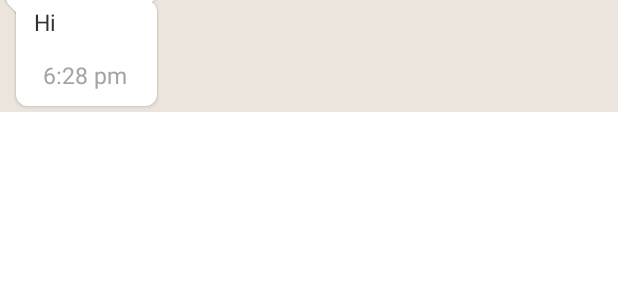
After one commit to Mingaleev-D/ToChatClone, an Android app: the layout item_incoming_message.xml on its own in the app's theme, with its tools: preview values and no code run, on a phone screen of 412 x 824 dp. The commit adds this screen. Shown: the top 300 px of the screen. Run offline under Robolectric (Android 15) with nearby library versions, the phone set to English and light mode, and no system bars.

Commit message:
макеты сообщения

```diff
--- /dev/null
+++ b/app/src/main/res/drawable/shape_incoming_message.xml
@@ -0,0 +1,107 @@
+<?xml version="1.0" encoding="utf-8"?>
+<layer-list xmlns:android="http://schemas.android.com/apk/res/android">
+
+  <!--Shadow Layers-->
+
+  <item>
+    <rotate
+      android:fromDegrees="-45"
+      android:pivotX="0%"
+      android:pivotY="0%"
+      android:toDegrees="0">
+      <shape android:shape="rectangle">
+        <corners android:radius="4dp"/>
+        <padding
+          android:bottom="1px"
+          android:left="1px"
+          android:right="1px"/>
+        <solid android:color="#01000000" />
+      </shape>
+    </rotate>
+  </item>
+  <item android:left="8dp">
+    <shape android:shape="rectangle">
+      <padding
+        android:bottom="1px"
+        android:left="1px"
+        android:right="1px"/>
+      <solid android:color="#01000000" />
+      <corners android:radius="8dp" />
+    </shape>
+  </item>
+
+  <!--===============-->
+  <item>
+    <rotate
+      android:fromDegrees="-45"
+      android:pivotX="0%"
+      android:pivotY="0%"
+      android:toDegrees="0">
+      <shape android:shape="rectangle">
+        <corners android:radius="4dp"/>
+        <padding
+          android:bottom="1px" />
+        <solid android:color="#09000000" />
+      </shape>
+    </rotate>
+  </item>
+  <item android:left="8dp">
+    <shape android:shape="rectangle">
+      <padding
+        android:bottom="1px" />
+      <solid android:color="#09000000" />
+      <corners android:radius="8dp" />
+    </shape>
+  </item>
+
+  <!--===============-->
+
+  <item>
+    <rotate
+      android:fromDegrees="-45"
+      android:pivotX="0%"
+      android:pivotY="0%"
+      android:toDegrees="0">
+      <shape android:shape="rectangle">
+        <corners android:radius="4dp"/>
+        <padding
+          android:bottom="1px"
+          android:left="1px"
+          android:right="1px"/>
+        <solid android:color="#10000000" />
+      </shape>
+    </rotate>
+  </item>
+  <item android:left="8dp">
+    <shape android:shape="rectangle">
+      <padding
+        android:bottom="1px"
+        android:left="1px"
+        android:right="1px"/>
+      <solid android:color="#10000000" />
+      <corners android:radius="8dp" />
+    </shape>
+  </item>
+
+  <!--ForeGround-->
+
+  <item>
+    <rotate
+      android:fromDegrees="-45"
+      android:pivotX="0%"
+      android:pivotY="0%"
+      android:toDegrees="0">
+      <shape android:shape="rectangle">
+        <corners android:radius="4dp"/>
+        <solid android:color="@color/white" />
+      </shape>
+    </rotate>
+  </item>
+  <item android:left="8dp">
+    <shape android:shape="rectangle">
+      <solid android:color="@color/white" />
+      <corners android:radius="8dp" />
+    </shape>
+  </item>
+
+</layer-list>
--- a/app/src/main/res/layout/fragment_dash_board.xml
+++ b/app/src/main/res/layout/fragment_dash_board.xml
@@ -21,6 +21,7 @@
     android:id="@+id/dashViewPager"
     android:layout_width="0dp"
     android:layout_height="0dp"
+    android:overScrollMode="never"
     app:layout_constraintBottom_toBottomOf="parent"
     app:layout_constraintEnd_toEndOf="parent"
     app:layout_constraintStart_toStartOf="parent"
--- /dev/null
+++ b/app/src/main/res/layout/item_incoming_message.xml
@@ -0,0 +1,60 @@
+<?xml version="1.0" encoding="utf-8"?>
+<androidx.constraintlayout.widget.ConstraintLayout
+  xmlns:android="http://schemas.android.com/apk/res/android"
+  xmlns:app="http://schemas.android.com/apk/res-auto"
+  xmlns:tools="http://schemas.android.com/tools"
+  android:layout_width="match_parent"
+  android:layout_height="wrap_content"
+  tools:background="@color/white_chocolate">
+
+  <androidx.constraintlayout.widget.ConstraintLayout
+    android:id="@+id/clIncomingMessage"
+    android:layout_width="0dp"
+    android:layout_height="wrap_content"
+    app:layout_constraintStart_toStartOf="parent"
+    app:layout_constraintTop_toTopOf="parent"
+    app:layout_constraintWidth_max="wrap"
+    app:layout_constraintWidth_percent="0.8"
+    android:background="@drawable/shape_incoming_message">
+
+    <TextView
+      android:id="@+id/tvMessage"
+      android:layout_width="wrap_content"
+      android:layout_height="wrap_content"
+      android:lineSpacingExtra="2dp"
+      android:textSize="15sp"
+      android:paddingStart="20dp"
+      android:paddingTop="4dp"
+      android:paddingEnd="10dp"
+      android:paddingBottom="10dp"
+      tools:text="Hi"
+      android:autoLink="web"
+      android:textColor="@color/textOnLight"
+      app:layout_constraintStart_toStartOf="parent"
+      app:layout_constraintEnd_toEndOf="parent"
+      app:layout_constraintTop_toTopOf="parent"
+      app:layout_constraintBottom_toTopOf="@id/tvDate"
+      app:layout_constraintWidth_max="wrap"
+      app:layout_constraintWidth_percent="0.8"
+      app:layout_constraintHorizontal_bias="0"/>
+
+    <TextView
+      android:id="@+id/tvDate"
+      android:layout_width="wrap_content"
+      android:layout_height="wrap_content"
+      android:lineSpacingExtra="2dp"
+      android:layout_marginStart="16dp"
+      android:textSize="15sp"
+      android:paddingEnd="20dp"
+      android:paddingTop="4dp"
+      android:paddingStart="10dp"
+      android:paddingBottom="10dp"
+      tools:text="6:28 pm"
+      android:textColor="@color/textDateLight"
+      app:layout_constraintStart_toStartOf="parent"
+      app:layout_constraintBottom_toBottomOf="parent"
+      app:layout_constraintWidth_max="wrap"
+      app:layout_constraintWidth_percent="0.8" />
+  </androidx.constraintlayout.widget.ConstraintLayout>
+
+</androidx.constraintlayout.widget.ConstraintLayout>
--- a/app/src/main/res/values/colors.xml
+++ b/app/src/main/res/values/colors.xml
@@ -7,4 +7,9 @@
   <color name="white_chocolate">#ECE5DD</color>
   <color name="black">#FF000000</color>
   <color name="white">#FFFFFFFF</color>
+  <color name="message_green">#c4d6ac</color>
+  <color name="textOnGreen">#F1FFFC</color>
+  <color name="textDate">#DBF0EC</color>
+  <color name="textDateLight">#A3A3A3</color>
+  <color name="textOnLight">#303130</color>
 </resources>
```
Also changed, not shown: app/src/main/res/drawable/shape_incoming_message_middle.xml (added, +50 -0 lines), app/src/main/res/drawable/shape_outgoing_message.xml (added, +110 -0 lines), app/src/main/res/drawable/shape_outgoing_message_middle.xml (added, +52 -0 lines), app/src/main/res/layout/item_outgoing_message.xml (added, +61 -0 lines).
